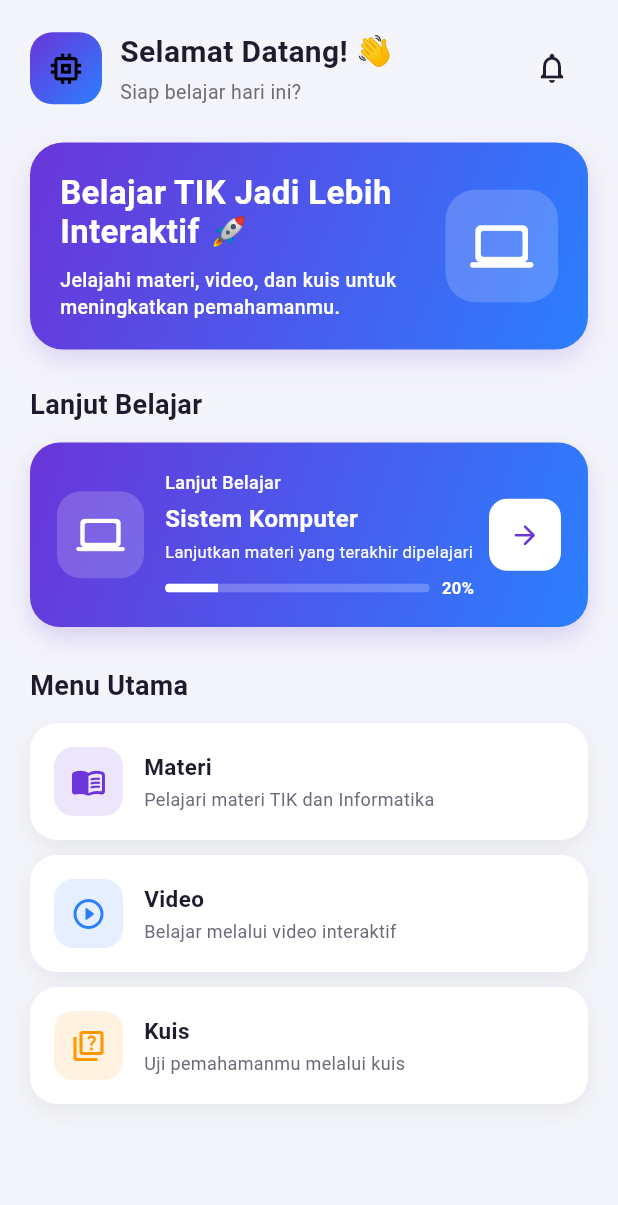
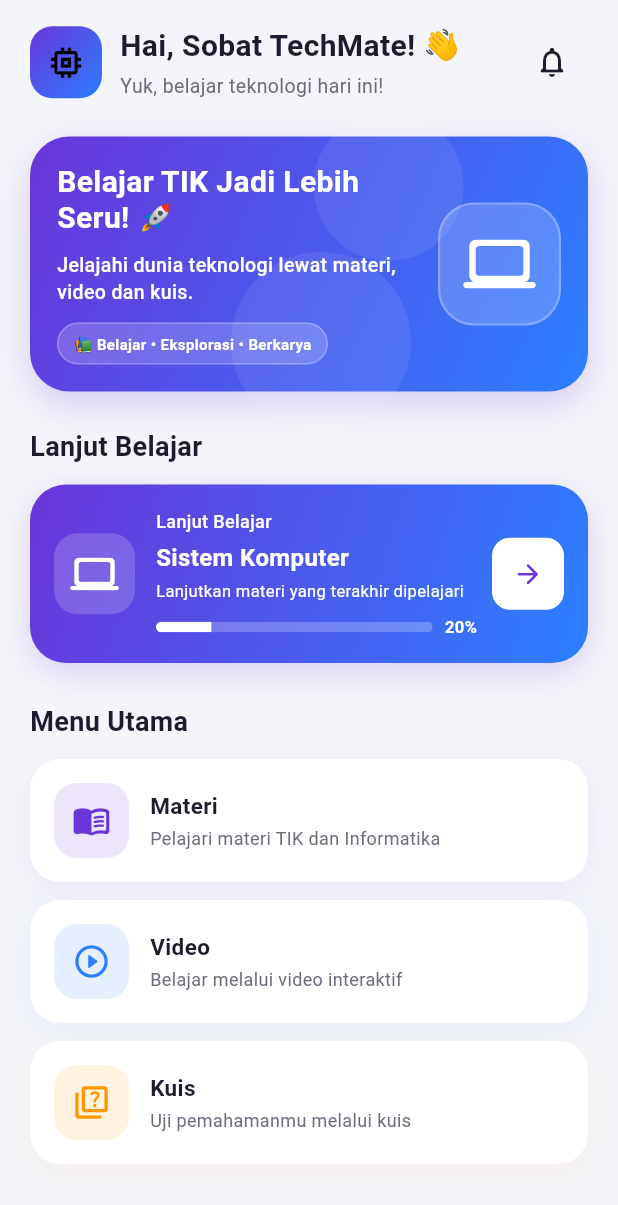
Before and after one commit to Shaniaafni08/TechMate, a Flutter app: the screen it shows after launch, on a phone screen of 412 x 824 dp. Shown: the top 1205 px of the screen. Run offline on Flutter 3.47's test engine with Material 3 defaults, Android fonts, the phone set to English and light mode, and no system bars; our stand-ins replace audioplayers, shared_preferences, video_player.

Commit message:
perbaikan tampilan

```diff
--- a/lib/pages/beranda_page.dart
+++ b/lib/pages/beranda_page.dart
@@ -23,7 +23,7 @@ class _BerandaPageState extends State<BerandaPage> {
   int _slideTerakhir = 0;
 
   double get _progresBelajar {
-    return (_slideTerakhir + 1) / 5;
+    return ((_slideTerakhir + 1) / 5).clamp(0.0, 1.0);
   }
 
   @override
@@ -90,7 +90,7 @@ Future<void> _muatProgres() async {
     return Scaffold(
       body: SafeArea(
         child: SingleChildScrollView(
-          padding: const EdgeInsets.all(20),
+          padding: const EdgeInsets.fromLTRB(20, 16, 20, 24),
           child: Column(
             crossAxisAlignment: CrossAxisAlignment.start,
             children: [
@@ -118,7 +118,7 @@ Future<void> _muatProgres() async {
                       crossAxisAlignment: CrossAxisAlignment.start,
                       children: [
                         Text(
-                          'Selamat Datang! 👋',
+                          'Hai, Sobat TechMate! 👋',
                           style: TextStyle(
                             fontSize: 20,
                             fontWeight: FontWeight.bold,
@@ -127,7 +127,7 @@ Future<void> _muatProgres() async {
                         ),
                         SizedBox(height: 3),
                         Text(
-                          'Siap belajar hari ini?',
+                          'Yuk, belajar teknologi hari ini!',
                           style: TextStyle(
                             fontSize: 13,
                             color: AppColors.textGrey,
@@ -152,42 +152,99 @@ Future<void> _muatProgres() async {
               // Banner
               Container(
                 width: double.infinity,
-                padding: const EdgeInsets.all(20),
+                padding: const EdgeInsets.all(18),
                 decoration: BoxDecoration(
                   gradient: AppColors.gradient,
-                  borderRadius: BorderRadius.circular(22),
+                  borderRadius: BorderRadius.circular(26),
                   boxShadow: [
                     BoxShadow(
-                      color: AppColors.purple.withOpacity(0.18),
-                      blurRadius: 15,
-                      offset: const Offset(0, 7),
+                      color: AppColors.purple.withOpacity(0.22),
+                      blurRadius: 20,
+                      offset: const Offset(0, 8),
                     ),
                   ],
                 ),
 
-                child: Row(
+                child: Stack(
+                  clipBehavior: Clip.none,
+                  children: [
+                    // Lingkaran dekoratif
+                    Positioned(
+                      top: -35,
+                      right: 65,
+                      child: Container(
+                        width: 100,
+                        height: 100,
+                        decoration: BoxDecoration(
+                          shape: BoxShape.circle,
+                          color: Colors.white.withOpacity(0.08),
+                        ),
+                      ),
+                    ),
+
+                    Positioned(
+                      bottom: -45,
+                      right: 100,
+                      child: Container(
+                        width: 120,
+                        height: 120,
+                        decoration: BoxDecoration(
+                          shape: BoxShape.circle,
+                          color: Colors.white.withOpacity(0.08),
+                        ),
+                      ),
+                    ),
+
+                    // Isi banner
+                    Row(
                       children: [
                         Expanded(
                           child: Column(
                             crossAxisAlignment: CrossAxisAlignment.start,
                             children: [
                               const Text(
-                            'Belajar TIK Jadi Lebih Interaktif 🚀',
+                                'Belajar TIK Jadi Lebih Seru! 🚀',
                                 style: TextStyle(
                                   color: Colors.white,
-                              fontSize: 22,
+                                  fontSize: 20,
                                   fontWeight: FontWeight.bold,
                                   height: 1.2,
                                 ),
                               ),
+
                               const SizedBox(height: 10),
+
                               const Text(
-                            'Jelajahi materi, video, dan kuis untuk meningkatkan pemahamanmu.',
+                                'Jelajahi dunia teknologi lewat materi, video dan kuis.',
                                 style: TextStyle(
                                   color: Colors.white,
                                   fontSize: 13,
                                   fontWeight: FontWeight.w500,
                                   height: 1.4,
+                                ),
+                              ),
+
+                              const SizedBox(height: 12),
+
+                              Container(
+                                padding: const EdgeInsets.symmetric(
+                                  horizontal: 10,
+                                  vertical: 6,
+                                ),
+                                decoration: BoxDecoration(
+                                  color: Colors.white.withOpacity(0.18),
+                                  borderRadius: BorderRadius.circular(20),
+                                  border: Border.all(
+                                    color: Colors.white.withOpacity(0.25),
+                                  ),
+                                ),
+                                child: const Text(
+                                  '📚 Belajar • Eksplorasi • Berkarya',
+                                  style: TextStyle(
+                                    color: Colors.white,
+                                    fontSize: 10,
+                                    fontWeight: FontWeight.w600,
+                                  ),
                                 ),
                               ),
                             ],
@@ -196,19 +253,25 @@ Future<void> _muatProgres() async {
 
                         const SizedBox(width: 12),
 
-                    // REVISI 1: ilustrasi komputer sederhana
+                        // Ikon komputer
                         Container(
-                      width: 75,
-                      height: 75,
+                          width: 82,
+                          height: 82,
                           decoration: BoxDecoration(
                             color: Colors.white.withOpacity(0.18),
-                        borderRadius: BorderRadius.circular(20),
+                            borderRadius: BorderRadius.circular(24),
+                            border: Border.all(
+                              color: Colors.white.withOpacity(0.25),
+                              width: 1.5,
+                            ),
                           ),
                           child: const Icon(
                             Icons.computer_rounded,
                             color: Colors.white,
-                        size: 42,
+                            size: 48,
                           ),
+                        ),
+                      ],
                     ),
                   ],
                 ),
@@ -250,7 +313,7 @@ Future<void> _muatProgres() async {
               // REVISI 3: Menu Utama dibuat menjadi 1 kolom dengan card yang lebih ringkas
               ...menu.map(
                 (item) => Padding(
-                  padding: const EdgeInsets.only(bottom: 10),
+                  padding: const EdgeInsets.only(bottom: 12),
                   child: MenuCard(
                     item: item,
                     onTap: () {
--- a/lib/widgets/lanjut_card.dart
+++ b/lib/widgets/lanjut_card.dart
@@ -22,15 +22,15 @@ class LanjutCard extends StatelessWidget {
       onTap: onTap,
       borderRadius: BorderRadius.circular(20),
       child: Container(
-        padding: const EdgeInsets.all(18),
+        padding: const EdgeInsets.all(16),
         decoration: BoxDecoration(
           gradient: AppColors.gradient,
-          borderRadius: BorderRadius.circular(20),
+          borderRadius: BorderRadius.circular(24),
           boxShadow: [
             BoxShadow(
               color: AppColors.purple.withOpacity(0.20),
-              blurRadius: 14,
-              offset: const Offset(0, 7),
+              blurRadius: 18,
+              offset: const Offset(0, 6),
             ),
           ],
         ),
@@ -39,8 +39,8 @@ class LanjutCard extends StatelessWidget {
           children: [
             // REVISI 2: ikon komputer sebagai visual materi
             Container(
-              width: 58,
-              height: 58,
+              width: 54,
+              height: 54,
               decoration: BoxDecoration(
                 color: Colors.white.withOpacity(0.18),
                 borderRadius: BorderRadius.circular(16),
@@ -98,7 +98,7 @@ class LanjutCard extends StatelessWidget {
                           borderRadius: BorderRadius.circular(10),
                           child: LinearProgressIndicator(
                             value: progress,
-                            minHeight: 6,
+                            minHeight: 7,
                             backgroundColor: Colors.white24,
                             valueColor: const AlwaysStoppedAnimation<Color>(
                               Colors.white,
--- a/lib/widgets/menu_card.dart
+++ b/lib/widgets/menu_card.dart
@@ -13,16 +13,16 @@ class MenuCard extends StatelessWidget {
   Widget build(BuildContext context) {
     return InkWell(
       onTap: onTap,
-      borderRadius: BorderRadius.circular(18),
+      borderRadius: BorderRadius.circular(20),
       child: Container(
         padding: const EdgeInsets.all(16),
         decoration: BoxDecoration(
           color: Colors.white,
-          borderRadius: BorderRadius.circular(18),
+          borderRadius: BorderRadius.circular(20),
           boxShadow: [
             BoxShadow(
-              color: Colors.black.withOpacity(0.06),
-              blurRadius: 12,
+              color: item.color.withOpacity(0.08),
+              blurRadius: 16,
               offset: const Offset(0, 5),
             ),
           ],
@@ -31,13 +31,13 @@ class MenuCard extends StatelessWidget {
         child: Row(
           children: [
             Container(
-              width: 46,
-              height: 46,
+              width: 50,
+              height: 50,
               decoration: BoxDecoration(
                 color: item.color.withOpacity(0.12),
-                borderRadius: BorderRadius.circular(13),
+                borderRadius: BorderRadius.circular(15),
               ),
-              child: Icon(item.icon, color: item.color, size: 24),
+              child: Icon(item.icon, color: item.color, size: 26),
             ),
 
             const SizedBox(width: 14),
```
Lines whose indentation alone changed are shown as unchanged.
